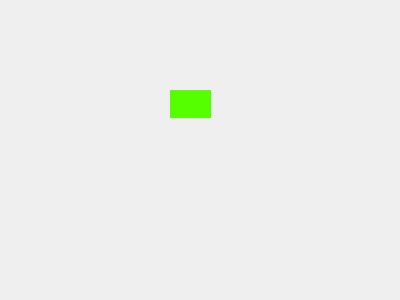
First picture: the form in testform.ui, repository reignofwebber/chart, before the edit.
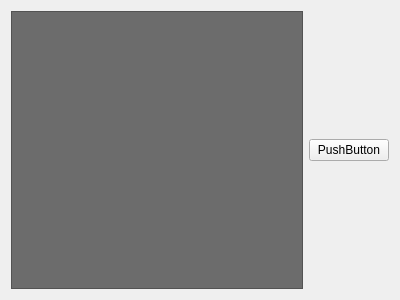
Second picture: the form after the edit.

Patch:
```diff
--- a/testform.ui
+++ b/testform.ui
@@ -16,23 +16,38 @@
   <property name="styleSheet">
    <string notr="true"/>
   </property>
-  <widget class="QPushButton" name="pushButton">
-   <property name="geometry">
-    <rect>
-     <x>170</x>
-     <y>90</y>
-     <width>41</width>
-     <height>28</height>
-    </rect>
-   </property>
+  <layout class="QVBoxLayout" name="verticalLayout">
+   <item>
+    <layout class="QHBoxLayout" name="horizontalLayout">
+     <item>
+      <widget class="QTableView" name="tableView">
    <property name="styleSheet">
-    <string notr="true">background:rgb(85, 255, 0);
-border:none;</string>
-   </property>
+        <string notr="true">QTableView{
+	color: red;
+	background-color:rgb(108,108,108);
+	alternate-background-color:rgb(64,64,64);
+	selection-color:white;
+	selection-background-color:rgb(77,77,77);
+	padding:2px 4px;
+}
+
+QTableView::item{
+    border-top : 1px solid black
+    border-bottom : 1px solid black
+}</string>
+       </property>
+      </widget>
+     </item>
+     <item>
+      <widget class="QPushButton" name="pushButton">
    <property name="text">
-    <string/>
-   </property>
-  </widget>
+        <string>PushButton</string>
+       </property>
+      </widget>
+     </item>
+    </layout>
+   </item>
+  </layout>
  </widget>
  <resources/>
  <connections/>
```
Lines whose indentation alone changed are shown as unchanged.
